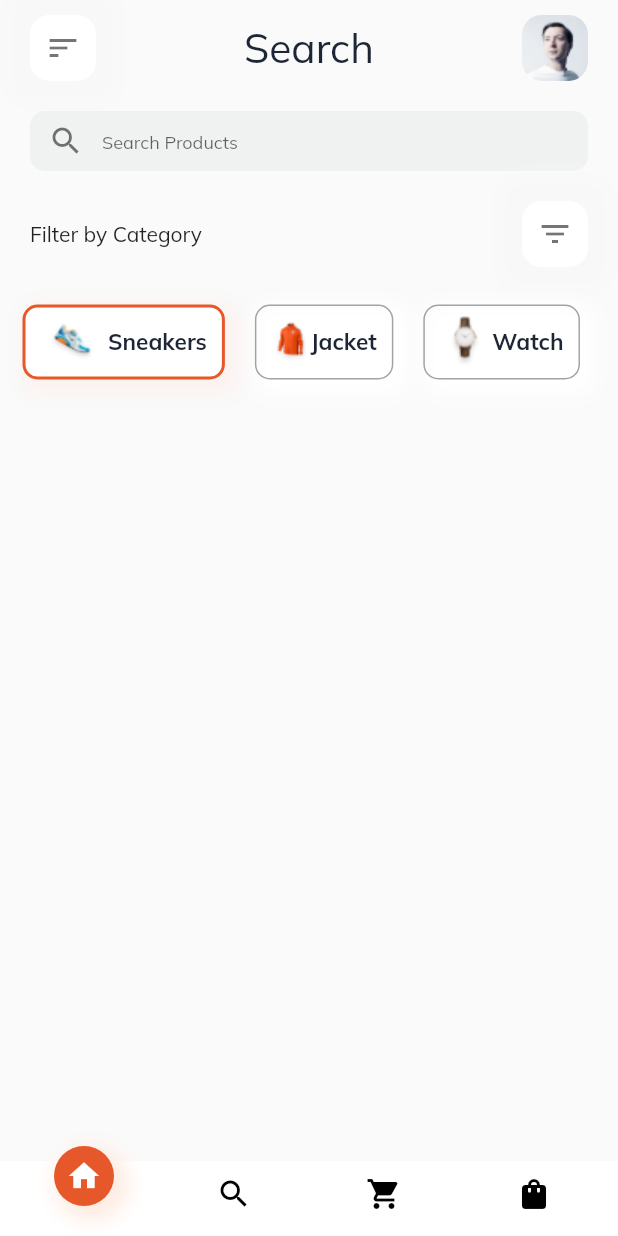
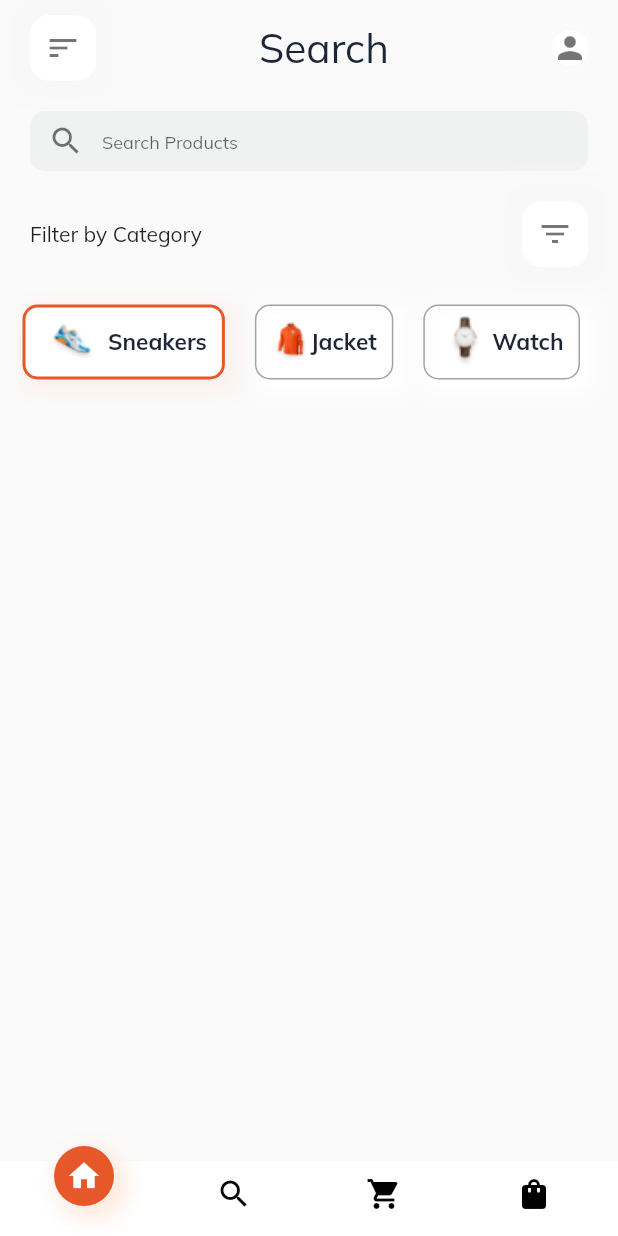
Before and after one commit to Anas-mo101/flutter-woo-ecommerce-app, a Flutter app: the SearchPage screen opened by its route, on a phone screen of 412 x 824 dp. Run offline on Flutter 3.47's test engine with Material 2 defaults, Android fonts, the phone set to English and light mode, and no system bars; our stand-ins replace get, google_fonts, shared_preferences; accounts and stored records are empty; statements that could not run were skipped.

Commit message:
routing modules

```diff
--- a/lib/src/config/route.dart
+++ b/lib/src/config/route.dart
@@ -4,6 +4,8 @@ import '../modules/checkout/views/checkout_page.dart';
 import '../modules/orders/views/orders_page.dart';
 import '../modules/product/views/product_detail.dart';
 import '../modules/cart/view/shopping_cart_page.dart';
+import '../modules/profile/views/login.dart';
+import '../modules/profile/views/register.dart';
 import '../modules/search/views/filter.dart';
 import '../modules/search/views/search_page.dart';
 import '../modules/settings/views/settings_page.dart';
@@ -15,7 +17,9 @@ class Routes {
   static const filter = '/filter';
   static const checkout = '/checkout';
   static const orders = '/orders';
+  static const profile = '/profile';
   static const settings = '/settings';
+  static const register = '/register';
   static const product = '/product/:';
 
 
@@ -29,6 +33,8 @@ class Routes {
       GetPage( name: filter,  page: () => SearchFilter()),
       GetPage( name: checkout,  page: () => CheckoutPage()),
       GetPage( name: settings,  page: () => SettingsPage()),
+      GetPage( name: profile,  page: () => LoginPage()),
+      GetPage( name: register,  page: () => RegisterPage()),
     ];
   }
 }
--- a/lib/src/modules/home/controller/home_controller.dart
+++ b/lib/src/modules/home/controller/home_controller.dart
@@ -1,8 +1,10 @@
 import 'package:get/get.dart';
 import '../../../model/data.dart';
+import 'package:flutter/material.dart';
 
 class HomeController extends GetxController {
   bool flag = false;
+
 
   // Category bar
   List categoryList = AppData.categoryList;
--- a/lib/src/modules/orders/views/orders_page.dart
+++ b/lib/src/modules/orders/views/orders_page.dart
@@ -7,6 +7,7 @@ import 'package:flutter_ecommerce_app/src/widgets/title_text.dart';
 import 'package:get/get.dart';
 import '../../../config/route.dart';
 import '../../../widgets/bottom_navigation_bar.dart';
+import '../../../widgets/topbar.dart';
 import '../controller/orders_controller.dart';
 
 class OrderPage extends StatelessWidget {
@@ -52,7 +53,7 @@ class OrderPage extends StatelessWidget {
                   BoxShadow(color: Color(0xfff8f8f8), blurRadius: 10, spreadRadius: 10),
                 ],
               ),
-              child: Image.asset("assets/user.png"),
+                child: Icon(Icons.person, color: Colors.black54),
             ),
           ).ripple(() {}, borderRadius: BorderRadius.all(Radius.circular(13)))
         ],
@@ -84,7 +85,7 @@ class OrderPage extends StatelessWidget {
                 child: Column(
                   crossAxisAlignment: CrossAxisAlignment.start,
                   children: <Widget>[
-                    _appBar(context),
+                    TopBar('Orders',Icons.sort,() => Get.toNamed(Routes.settings)),
                     Expanded(
                       child: Container(
                         padding: AppTheme.padding,
--- a/lib/src/modules/search/views/search_page.dart
+++ b/lib/src/modules/search/views/search_page.dart
@@ -7,6 +7,7 @@ import 'package:flutter_ecommerce_app/src/widgets/title_text.dart';
 import 'package:get/get.dart';
 import '../../../config/route.dart';
 import '../../../widgets/bottom_navigation_bar.dart';
+import '../../../widgets/topbar.dart';
 import '../../home/widget/category-widget.dart';
 import '../controller/search_controller.dart';
 
@@ -15,7 +16,7 @@ class SearchPage extends StatelessWidget {
 
   final searchController = Get.put(SearchController());
 
-  Widget _search(BuildContext context) {
+  Widget _search(BuildContext context,{String keyword = ''}) {
     return Container(
       margin: AppTheme.padding,
       child: Row(
@@ -26,6 +27,7 @@ class SearchPage extends StatelessWidget {
               alignment: Alignment.center,
               decoration: BoxDecoration(color: LightColor.lightGrey.withAlpha(100), borderRadius: BorderRadius.all(Radius.circular(10))),
               child: TextField(
+                controller: TextEditingController()..text = keyword,
                 decoration: InputDecoration(
                   border: InputBorder.none,
                   hintText: "Search Products",
@@ -136,38 +138,6 @@ class SearchPage extends StatelessWidget {
     }, borderRadius: BorderRadius.all(Radius.circular(13)));
   }
 
-  Widget _appBar(BuildContext context) {
-    return Container(
-      padding: AppTheme.padding,
-      child: Row(
-        mainAxisAlignment: MainAxisAlignment.spaceBetween,
-        children: <Widget>[
-          RotatedBox(
-            quarterTurns: 4,
-            child: _icon(context, Icons.sort, color: Colors.black54),
-          ),
-          TitleText(
-            text: 'Search',
-            fontSize: 27,
-            fontWeight: FontWeight.w400,
-          ),
-          ClipRRect(
-            borderRadius: BorderRadius.all(Radius.circular(13)),
-            child: Container(
-              decoration: BoxDecoration(
-                color: Theme.of(context).backgroundColor,
-                boxShadow: <BoxShadow>[
-                  BoxShadow(color: Color(0xfff8f8f8), blurRadius: 10, spreadRadius: 10),
-                ],
-              ),
-              child: Image.asset("assets/user.png"),
-            ),
-          ).ripple(() {}, borderRadius: BorderRadius.all(Radius.circular(13)))
-        ],
-      ),
-    );
-  }
-
   @override
   Widget build(BuildContext context) {
     return Scaffold(
@@ -180,14 +150,16 @@ class SearchPage extends StatelessWidget {
                 height: AppTheme.fullHeight(context) - 50,
                 child: Column(
                   children: <Widget>[
-                    _appBar(context),
+                    TopBar('Search', Icons.sort,() => Get.toNamed(Routes.settings)),
                     GetBuilder<SearchController>(
                         init: SearchController(),
                         builder: (controller) {
+                          String args = Get.arguments != null ? '${Get.arguments}' : '';
+
                           return Column(
                             crossAxisAlignment: CrossAxisAlignment.start,
                             children: [
-                              _search(context),
+                              _search(context, keyword: args),
                               SizedBox(height: 10),
                               Container(
                                 padding: EdgeInsets.symmetric(horizontal: 20.0),
--- a/lib/src/modules/settings/views/settings_page.dart
+++ b/lib/src/modules/settings/views/settings_page.dart
@@ -3,6 +3,7 @@ import 'package:flutter_ecommerce_app/src/themes/light_color.dart';
 import 'package:flutter_ecommerce_app/src/themes/theme.dart';
 import 'package:flutter_ecommerce_app/src/widgets/extentions.dart';
 import 'package:flutter_ecommerce_app/src/widgets/title_text.dart';
+import 'package:flutter_ecommerce_app/src/widgets/topbar.dart';
 import 'package:get/get.dart';
 import '../../../config/route.dart';
 import '../../cart/controller/cart_controller.dart';
@@ -54,7 +55,7 @@ class SettingsPage extends StatelessWidget {
                   BoxShadow(color: Color(0xfff8f8f8), blurRadius: 10, spreadRadius: 10),
                 ],
               ),
-              child: Image.asset("assets/user.png"),
+                child: Icon(Icons.person, color: Colors.black54),
             ),
           )
         ],
@@ -89,7 +90,7 @@ class SettingsPage extends StatelessWidget {
                         child: Column(
                           mainAxisAlignment: MainAxisAlignment.center,
                           children: <Widget>[
-                            _appBar(context),
+                            TopBar('Settings',Icons.arrow_back_sharp,() => Get.back() ),
                             Expanded(
                               child: Container(
                                 padding: AppTheme.padding,
--- a/lib/src/widgets/bottom_navigation_bar.dart
+++ b/lib/src/widgets/bottom_navigation_bar.dart
@@ -10,7 +10,7 @@ class NavController extends GetxController {
 
   int _selectedIndex = 0;
 
-  void toggleNavBar(int index){
+  void toggleNavBar(int index, {String argument}){
     if(_selectedIndex == index){
       return;
     }
@@ -21,7 +21,7 @@ class NavController extends GetxController {
         Get.offAndToNamed(Routes.home);
         break;
       case 1:
-        Get.offAndToNamed(Routes.search);
+        Get.offAndToNamed(Routes.search, arguments: argument);
         break;
       case 2:
         Get.offAndToNamed(Routes.cart);
--- /dev/null
+++ b/lib/src/widgets/topbar.dart
@@ -0,0 +1,63 @@
+import 'package:flutter/material.dart';
+import 'package:flutter_ecommerce_app/src/widgets/extentions.dart';
+import 'package:flutter_ecommerce_app/src/widgets/title_text.dart';
+import 'package:get/get.dart';
+import 'package:get/get_core/src/get_main.dart';
+
+import '../config/route.dart';
+import '../themes/theme.dart';
+
+
+class TopBar extends StatelessWidget {
+  const TopBar(this.pageName, this.icon, this.goTo) : super();
+
+  final String pageName;
+  final IconData icon;
+  final Function goTo;
+
+  @override
+  Widget build(BuildContext context) {
+    return Container(
+      padding: AppTheme.padding,
+      child: Row(
+        mainAxisAlignment: MainAxisAlignment.spaceBetween,
+        children: <Widget>[
+          InkWell(
+            child: RotatedBox(
+              quarterTurns: 4,
+              child: Container(
+                padding: EdgeInsets.all(10),
+                decoration: BoxDecoration(borderRadius: BorderRadius.all(Radius.circular(13)), color: Theme
+                    .of(context)
+                    .backgroundColor, boxShadow: AppTheme.shadow),
+                child: Icon(icon, color: Colors.black54),
+              ).ripple(() => goTo(), borderRadius: BorderRadius.all(Radius.circular(13))),
+            ),
+          ),
+          TitleText(
+            text: pageName,
+            fontSize: 27,
+            fontWeight: FontWeight.w400,
+          ),
+          InkWell(
+            onTap: () => Get.toNamed(Routes.profile),
+            child: ClipRRect(
+              borderRadius: BorderRadius.all(Radius.circular(13)),
+              child: Container(
+                decoration: BoxDecoration(
+                  color: Theme
+                      .of(context)
+                      .backgroundColor,
+                  boxShadow: <BoxShadow>[
+                    BoxShadow(color: Color(0xfff8f8f8), blurRadius: 10, spreadRadius: 10),
+                  ],
+                ),
+                child: Icon(Icons.person, color: Colors.black54),
+              ),
+            ),
+          )
+        ],
+      ),
+    );
+  }
+}
```
Also changed, not shown: lib/src/modules/cart/view/shopping_cart_page.dart (+2 -35 lines), lib/src/modules/checkout/views/checkout_page.dart (+2 -37 lines), lib/src/modules/home/views/main_page.dart (+2 -35 lines), lib/src/modules/home/views/shop_page.dart (+8 -2 lines), lib/src/modules/profile/views/login.dart (added, +145 -0 lines), lib/src/modules/profile/views/register.dart (added, +138 -0 lines).
